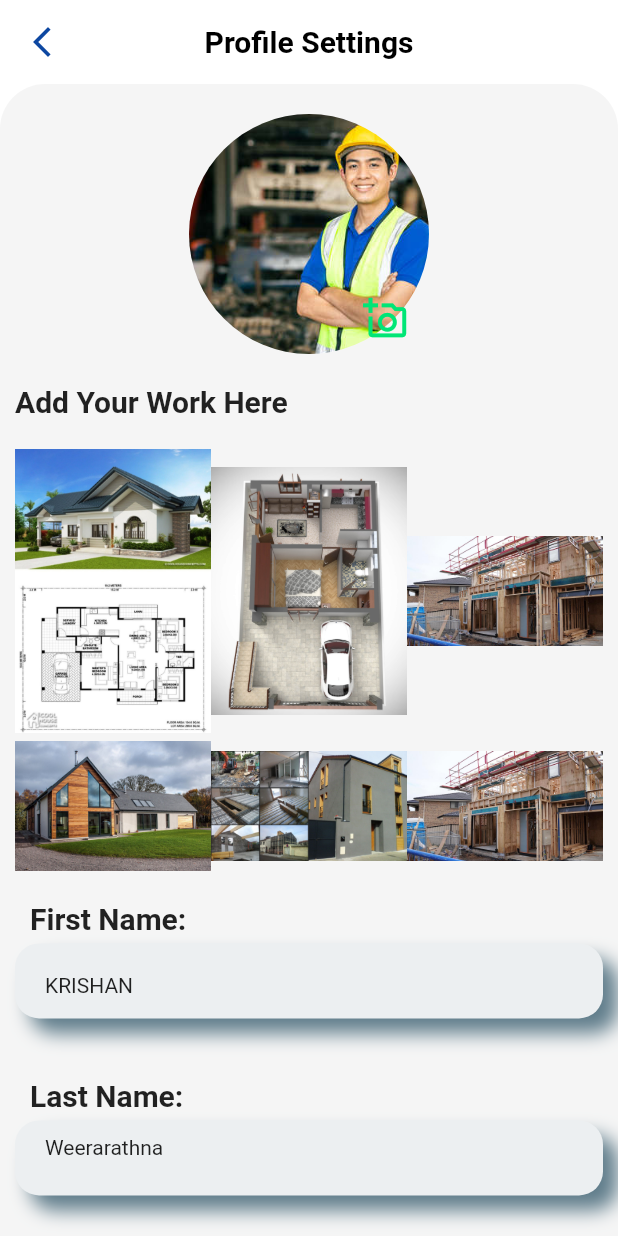
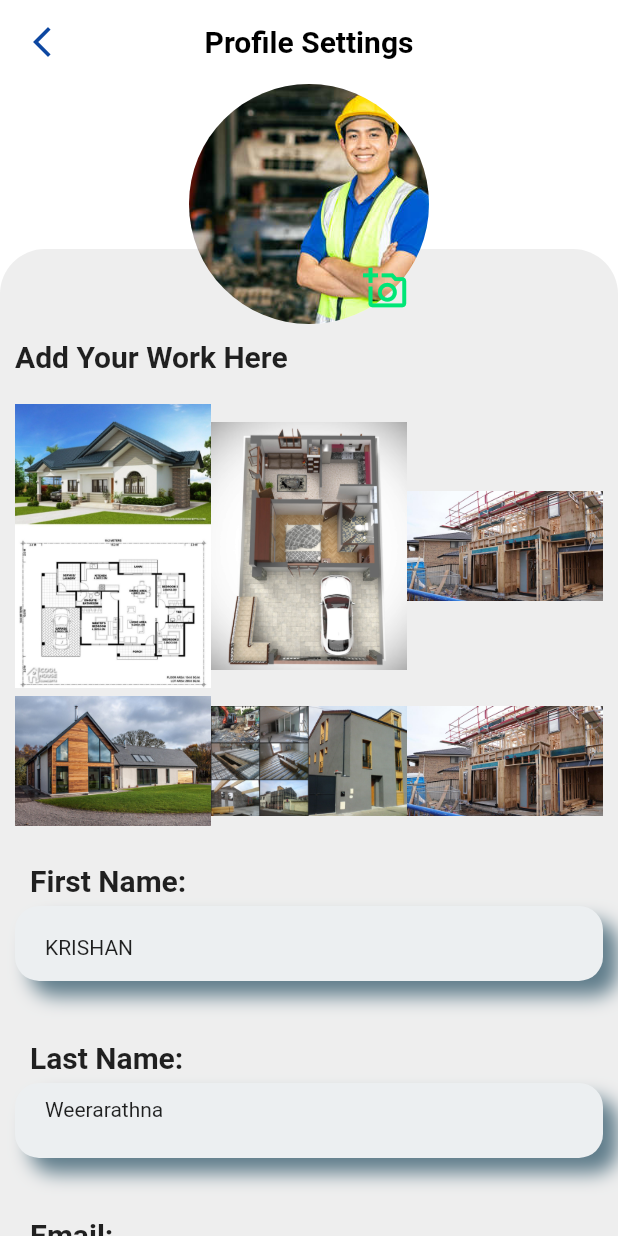
Before and after one commit to ProSiteGroup2/Group2, a Flutter app: the screen it shows after launch, on a phone screen of 412 x 824 dp. Run offline on Flutter 3.47's test engine with Material 2 defaults, Android fonts, the phone set to English and light mode, and no system bars.

Commit message:
Profile new edit

```diff
--- a/lib/user_profile.dart
+++ b/lib/user_profile.dart
@@ -32,46 +32,26 @@ class _MyHomePageState extends State<MyHomePage> {
         ),
 
         body: SingleChildScrollView(
-          child: Container(
+          child: Column(
+            children: [
+              Stack(
+                children: [
 
+                  Container(
+                    margin: EdgeInsets.fromLTRB(0.0, 110.0, 0.0, 0.0),
                     decoration: BoxDecoration(
                         shape: BoxShape.rectangle,
-                color: Colors.grey[100],
+                        color: Colors.grey[200],
                         borderRadius: BorderRadius.all(Radius.circular(30.0))
                     ),
                     child: Padding(
-              padding:EdgeInsets.fromLTRB(10.0, 20.0, 10.0, 0.0),
+                      padding:EdgeInsets.fromLTRB(10.0, 40.0, 10.0, 0.0),
 
                       child:Column(
                         crossAxisAlignment: CrossAxisAlignment.start,
                         children: [
 
-                  Container(
-                    child: Center(
-                      child: Stack(
-                        children: [
-                          CircleAvatar(
-                            radius:80.0,
-                            backgroundImage:AssetImage('assets/167621352-confident-asian-male-engineer-worker-standing-arm-crossed-happy-smile-for-enjoy-working-in-factory.jpg',
 
-                            ),
-
-                          ),
-                          Positioned(
-                              bottom: 0.0,
-                              right: 5.0,
-                              child:IconButton(
-                                icon: Icon(Icons.add_a_photo_outlined,
-                                  color:Colors.greenAccent[400] ,
-                                  size: 30.0,
-                                ),
-                                onPressed: (){},
-
-                              ))
-                        ],
-                      ),
-                    ),
-                  ),
 
                           SizedBox(height: 20.0),
 
@@ -105,7 +85,7 @@ class _MyHomePageState extends State<MyHomePage> {
                           ),
 
 
-                  SizedBox(height: 20.0),
+                          SizedBox(height: 25.0),
 
                           Container(
                             padding: EdgeInsets.fromLTRB(10.0, 0.0, 0.0, 0.0),
@@ -408,6 +388,40 @@ class _MyHomePageState extends State<MyHomePage> {
                       ),
                     ),
                   ),
+
+                  Positioned(
+                    child: Container(
+                      child: Center(
+                        child: Stack(
+                          children: [
+                            CircleAvatar(
+                              radius:80.0,
+                              backgroundImage:AssetImage('assets/167621352-confident-asian-male-engineer-worker-standing-arm-crossed-happy-smile-for-enjoy-working-in-factory.jpg',
+
+                              ),
+
+                            ),
+                            Positioned(
+                                bottom: 0.0,
+                                right: 5.0,
+                                child:IconButton(
+                                  icon: Icon(Icons.add_a_photo_outlined,
+                                    color:Colors.greenAccent[400] ,
+                                    size: 30.0,
+                                  ),
+                                  onPressed: (){},
+
+                                ))
+                          ],
+                        ),
+                      ),
+                    ),
+                  ),
+                ],
+              )
+
+            ],
+          ),
         )
 
     );
```
Lines whose indentation alone changed are shown as unchanged.
